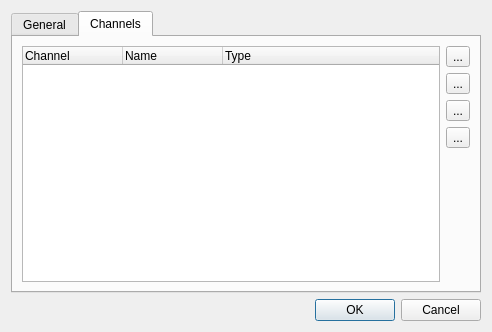
Andersbakken/qlc, file main/inputtemplateeditor.ui: the form before one commit.
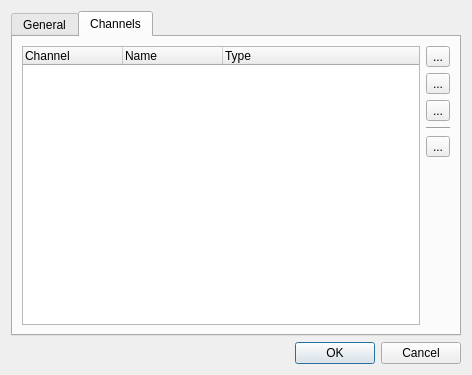
The form after the commit. The open tabs and pages were chosen to show the change. Icons and pictures are not drawn.

```diff
--- a/main/inputtemplateeditor.ui
+++ b/main/inputtemplateeditor.ui
@@ -5,8 +5,8 @@
    <rect>
     <x>0</x>
     <y>0</y>
-    <width>492</width>
-    <height>332</height>
+    <width>472</width>
+    <height>375</height>
    </rect>
   </property>
   <property name="windowTitle" >
@@ -74,8 +74,14 @@
        <string>Channels</string>
       </attribute>
       <layout class="QGridLayout" name="gridLayout_2" >
-       <item rowspan="5" row="0" column="0" >
+       <item rowspan="6" row="0" column="0" >
         <widget class="QTreeWidget" name="m_tree" >
+         <property name="sizePolicy" >
+          <sizepolicy vsizetype="MinimumExpanding" hsizetype="Expanding" >
+           <horstretch>0</horstretch>
+           <verstretch>0</verstretch>
+          </sizepolicy>
+         </property>
          <property name="selectionMode" >
           <enum>QAbstractItemView::ExtendedSelection</enum>
          </property>
@@ -153,7 +159,7 @@
          </property>
         </widget>
        </item>
-       <item row="3" column="1" >
+       <item row="4" column="1" >
         <widget class="QToolButton" name="m_wizardButton" >
          <property name="toolTip" >
           <string>Attempt to automatically detect available channels from an input device</string>
@@ -167,9 +173,12 @@
            <height>26</height>
           </size>
          </property>
+         <property name="checkable" >
+          <bool>true</bool>
+         </property>
         </widget>
        </item>
-       <item row="4" column="1" >
+       <item row="5" column="1" >
         <spacer name="verticalSpacer" >
          <property name="orientation" >
           <enum>Qt::Vertical</enum>
@@ -182,6 +191,13 @@
          </property>
         </spacer>
        </item>
+       <item row="3" column="1" >
+        <widget class="Line" name="line" >
+         <property name="orientation" >
+          <enum>Qt::Horizontal</enum>
+         </property>
+        </widget>
+       </item>
       </layout>
      </widget>
     </widget>
```
Left out of the diff: 20 changed lines with no effect on the pictures.
